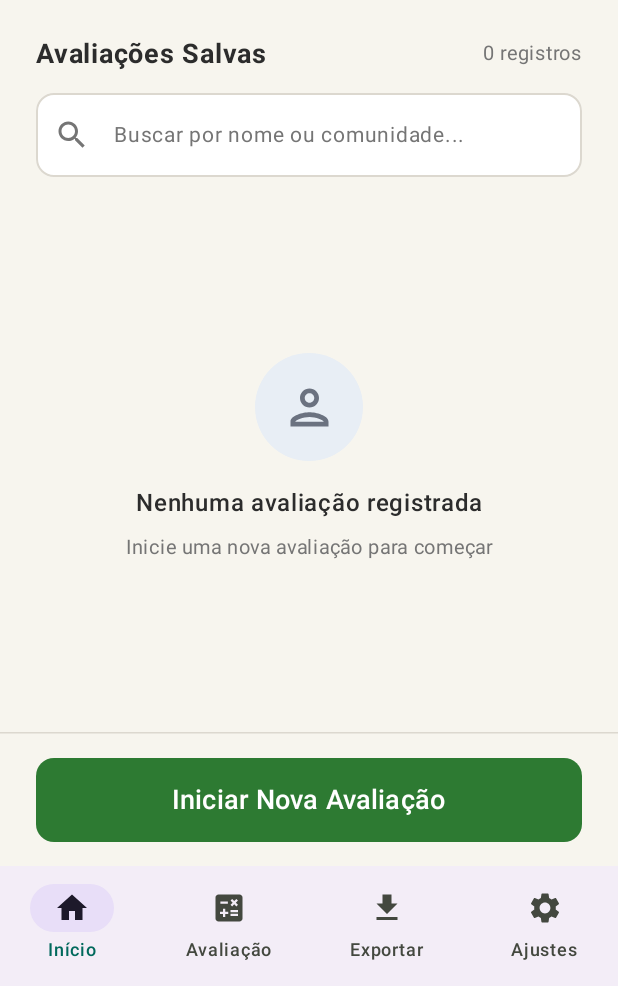
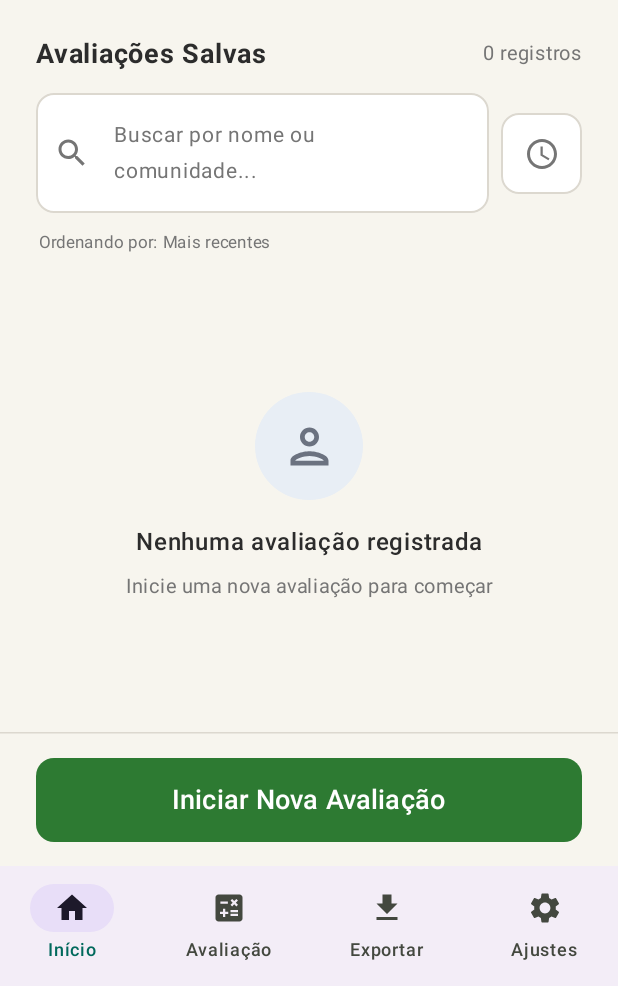
Before and after one commit to felipeAmaral7/nutridisco-app, an Android app built with Jetpack Compose: the AvaliacoesSalvasScreen screen opened through its navigation route, on a phone screen of 412 x 824 dp, the part 250-1236 px from its top. Run offline under Robolectric (Android 15) with nearby library versions, the phone set to English and light mode, and no system bars; our stand-ins replace Dagger/Hilt's generated code, Room's generated code; network calls fail.

Commit message:
feat(home): filtro de ordenacao por data recente ou ordem alfabetica (A-Z)
- AvaliacoesSalvasViewModel gerencia TipoOrdenacao (RECENTES e ALFABETICA) integrado reativamente ao fluxo de busca

- Botao discreto ao lado da barra de pesquisa para alternar a ordenacao com um unico toque e indicador sutil do modo ativo

- Testes unitarios para o AvaliacoesSalvasViewModel

```diff
--- a/app/src/main/java/com/nutridisco/app/presentation/avaliacoessalvas/AvaliacoesSalvasViewModel.kt
+++ b/app/src/main/java/com/nutridisco/app/presentation/avaliacoessalvas/AvaliacoesSalvasViewModel.kt
@@ -13,6 +13,11 @@ import kotlinx.coroutines.flow.combine
 import kotlinx.coroutines.flow.stateIn
 import javax.inject.Inject
 
+enum class TipoOrdenacao(val rotulo: String) {
+    RECENTES("Mais recentes"),
+    ALFABETICA("Ordem alfabética (A–Z)")
+}
+
 @HiltViewModel
 class AvaliacoesSalvasViewModel @Inject constructor(
     private val avaliacaoRepository: AvaliacaoRepository
@@ -21,13 +26,17 @@ class AvaliacoesSalvasViewModel @Inject constructor(
     private val _termoBusca = MutableStateFlow("")
     val termoBusca: StateFlow<String> = _termoBusca.asStateFlow()
 
+    private val _ordenacao = MutableStateFlow(TipoOrdenacao.RECENTES)
+    val ordenacao: StateFlow<TipoOrdenacao> = _ordenacao.asStateFlow()
+
     private val _todasAvaliacoes = avaliacaoRepository.listarTodasDetalhadasFlow()
 
     val avaliacoes: StateFlow<List<AvaliacaoDetalhada>> = combine(
         _todasAvaliacoes,
-        _termoBusca
-    ) { lista, termo ->
-        if (termo.isBlank()) {
+        _termoBusca,
+        _ordenacao
+    ) { lista, termo, ord ->
+        val filtrada = if (termo.isBlank()) {
             lista
         } else {
             lista.filter { item ->
@@ -35,6 +44,13 @@ class AvaliacoesSalvasViewModel @Inject constructor(
                 item.comunidadeNome.contains(termo, ignoreCase = true) ||
                 item.poloBaseNome.contains(termo, ignoreCase = true)
             }
+        }
+        when (ord) {
+            TipoOrdenacao.RECENTES -> filtrada.sortedByDescending { it.dataAtendimento }
+            TipoOrdenacao.ALFABETICA -> filtrada.sortedWith(
+                compareBy<AvaliacaoDetalhada, String>(String.CASE_INSENSITIVE_ORDER) { it.criancaNome }
+                    .thenByDescending { it.dataAtendimento }
+            )
         }
     }.stateIn(viewModelScope, SharingStarted.WhileSubscribed(5000), emptyList())
 
@@ -49,4 +65,16 @@ class AvaliacoesSalvasViewModel @Inject constructor(
     fun limparTermoBusca() {
         _termoBusca.value = ""
     }
+
+    fun alternarOrdenacao() {
+        _ordenacao.value = if (_ordenacao.value == TipoOrdenacao.RECENTES) {
+            TipoOrdenacao.ALFABETICA
+        } else {
+            TipoOrdenacao.RECENTES
+        }
+    }
+
+    fun definirOrdenacao(tipo: TipoOrdenacao) {
+        _ordenacao.value = tipo
+    }
 }
--- a/app/src/main/java/com/nutridisco/app/presentation/ui/AvaliacoesSalvasScreen.kt
+++ b/app/src/main/java/com/nutridisco/app/presentation/ui/AvaliacoesSalvasScreen.kt
@@ -1,5 +1,6 @@
 package com.nutridisco.app.presentation.ui
 
+import androidx.compose.foundation.BorderStroke
 import androidx.compose.foundation.Image
 import androidx.compose.foundation.background
 import androidx.compose.foundation.clickable
@@ -21,8 +22,10 @@ import androidx.compose.foundation.lazy.items
 import androidx.compose.foundation.shape.CircleShape
 import androidx.compose.foundation.shape.RoundedCornerShape
 import androidx.compose.material.icons.Icons
+import androidx.compose.material.icons.filled.AccessTime
 import androidx.compose.material.icons.filled.Clear
 import androidx.compose.material.icons.filled.Search
+import androidx.compose.material.icons.filled.SortByAlpha
 import androidx.compose.material.icons.outlined.Person
 import androidx.compose.material3.Button
 import androidx.compose.material3.ButtonDefaults
@@ -34,6 +37,7 @@ import androidx.compose.material3.IconButton
 import androidx.compose.material3.OutlinedTextField
 import androidx.compose.material3.OutlinedTextFieldDefaults
 import androidx.compose.material3.Scaffold
+import androidx.compose.material3.Surface
 import androidx.compose.material3.Text
 import androidx.compose.runtime.Composable
 import androidx.compose.runtime.collectAsState
@@ -51,6 +55,7 @@ import androidx.hilt.navigation.compose.hiltViewModel
 import com.nutridisco.app.R
 import com.nutridisco.app.data.local.model.AvaliacaoDetalhada
 import com.nutridisco.app.presentation.avaliacoessalvas.AvaliacoesSalvasViewModel
+import com.nutridisco.app.presentation.avaliacoessalvas.TipoOrdenacao
 import com.nutridisco.app.presentation.components.StatusBadge
 import java.text.SimpleDateFormat
 import java.util.Date
@@ -74,6 +79,7 @@ fun AvaliacoesSalvasScreen(
 ) {
     val avaliacoes by viewModel.avaliacoes.collectAsState()
     val searchQuery by viewModel.termoBusca.collectAsState()
+    val ordenacao by viewModel.ordenacao.collectAsState()
     val totalGeral by viewModel.totalGeral.collectAsState()
     val dateFormat = SimpleDateFormat("dd/MM/yyyy HH:mm", Locale.getDefault())
 
@@ -191,7 +197,14 @@ fun AvaliacoesSalvasScreen(
                 )
             }
 
-            // 3. Barra de Pesquisa Arredondada
+            // 3. Barra de Pesquisa Arredondada e Botão de Ordenação
+            Row(
+                modifier = Modifier
+                    .fillMaxWidth()
+                    .padding(horizontal = 24.dp, vertical = 6.dp),
+                verticalAlignment = Alignment.CenterVertically,
+                horizontalArrangement = Arrangement.spacedBy(8.dp)
+            ) {
                 OutlinedTextField(
                     value = searchQuery,
                     onValueChange = viewModel::onTermoBuscaChange,
@@ -230,10 +243,46 @@ fun AvaliacoesSalvasScreen(
                         focusedTextColor = CorTextoEscuro,
                         unfocusedTextColor = CorTextoEscuro
                     ),
+                    modifier = Modifier.weight(1f)
+                )
+
+                // Botão de alternância de ordenação (Mais recentes vs A-Z)
+                Surface(
+                    onClick = viewModel::alternarOrdenacao,
+                    shape = RoundedCornerShape(12.dp),
+                    color = if (ordenacao == TipoOrdenacao.ALFABETICA) CorVerdeBotao.copy(alpha = 0.12f) else Color.White,
+                    border = BorderStroke(
+                        width = 1.dp,
+                        color = if (ordenacao == TipoOrdenacao.ALFABETICA) CorVerdeBotao else CorBordaDivisoria
+                    ),
+                    modifier = Modifier.size(54.dp)
+                ) {
+                    Box(contentAlignment = Alignment.Center) {
+                        Icon(
+                            imageVector = if (ordenacao == TipoOrdenacao.RECENTES) Icons.Default.AccessTime else Icons.Default.SortByAlpha,
+                            contentDescription = if (ordenacao == TipoOrdenacao.RECENTES) "Alternar para ordem alfabética (A–Z)" else "Alternar para mais recentes",
+                            tint = if (ordenacao == TipoOrdenacao.ALFABETICA) CorVerdeBotao else CorTextoMudo,
+                            modifier = Modifier.size(24.dp)
+                        )
+                    }
+                }
+            }
+
+            // Indicador sutil de ordenação ativa
+            Row(
                 modifier = Modifier
                     .fillMaxWidth()
-                    .padding(horizontal = 24.dp, vertical = 6.dp)
+                    .padding(horizontal = 26.dp, vertical = 2.dp),
+                horizontalArrangement = Arrangement.SpaceBetween,
+                verticalAlignment = Alignment.CenterVertically
+            ) {
+                Text(
+                    text = if (ordenacao == TipoOrdenacao.RECENTES) "Ordenando por: Mais recentes" else "Ordenando por: Nome da criança (A–Z)",
+                    fontSize = 11.sp,
+                    color = if (ordenacao == TipoOrdenacao.ALFABETICA) CorVerdeBotao else CorTextoMudo,
+                    fontWeight = if (ordenacao == TipoOrdenacao.ALFABETICA) FontWeight.Medium else FontWeight.Normal
                 )
+            }
 
             // 4. Conteúdo: Estado Vazio vs. Lista
             if (avaliacoes.isEmpty()) {
```
Also changed, not shown: 1 other file. Lines whose indentation alone changed are shown as unchanged.
